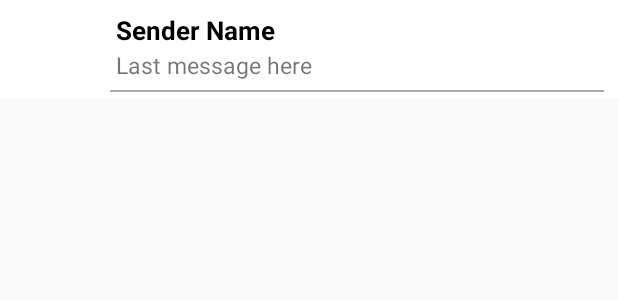
After one commit to Hrishi-3331/Tronix-2021, an Android app: the layout message_tab.xml on its own in the app's theme, with its tools: preview values and no code run, on a phone screen of 412 x 824 dp. The commit adds this screen. Shown: the top 300 px of the screen. Run offline under Robolectric (Android 15) with nearby library versions, the phone set to English and light mode, and no system bars; Roboto replaces fonts that are not available here.

Commit message:
Messaging feature

```diff
--- a/app/src/main/AndroidManifest.xml
+++ b/app/src/main/AndroidManifest.xml
@@ -66,11 +66,13 @@
         </service>
 
         <activity android:name=".chat" />
-        <activity android:name=".privacy_policy"></activity>
+        <activity android:name=".privacy_policy" />
 
         <meta-data
             android:name="preloaded_fonts"
             android:resource="@array/preloaded_fonts" />
+
+        <activity android:name=".Messages"></activity>
     </application>
 
 </manifest>
--- a/app/src/main/java/com/hrishi_3331/hrishi_studio/tronix2021/Main2Activity.java
+++ b/app/src/main/java/com/hrishi_3331/hrishi_studio/tronix2021/Main2Activity.java
@@ -139,7 +139,7 @@ public class Main2Activity extends AppCompatActivity {
                         break;
 
                     case R.id.message_act:
-                        startActivity(new Intent(Main2Activity.this, chat.class));
+                        startActivity(new Intent(Main2Activity.this, Messages.class));
                         break;
 
                     default:
--- /dev/null
+++ b/app/src/main/res/layout/message_tab.xml
@@ -0,0 +1,59 @@
+<?xml version="1.0" encoding="utf-8"?>
+<LinearLayout xmlns:android="http://schemas.android.com/apk/res/android"
+    android:orientation="horizontal" android:layout_width="match_parent"
+    android:layout_height="wrap_content"
+    android:gravity="center_vertical"
+    android:background="@android:color/white"
+    >
+
+    <ImageView
+        android:id="@+id/sender_image"
+        android:layout_width="53dp"
+        android:layout_height="53dp"
+        android:layout_marginBottom="6dp"
+        android:layout_marginLeft="10dp"
+        android:layout_marginRight="10dp"
+        android:layout_marginTop="6dp"
+        android:scaleType="fitCenter" />
+
+    <LinearLayout
+        android:layout_width="match_parent"
+        android:layout_height="wrap_content"
+        android:orientation="vertical"
+        android:gravity="center">
+
+        <TextView
+            android:id="@+id/sender_name"
+            android:layout_width="match_parent"
+            android:layout_height="wrap_content"
+            android:layout_marginBottom="-3dp"
+            android:fontFamily="sans-serif"
+            android:padding="4dp"
+            android:text="Sender Name"
+            android:textColor="@android:color/black"
+            android:textSize="17sp"
+            android:textStyle="bold" />
+
+        <TextView
+            android:id="@+id/sender_last_message"
+            android:layout_width="match_parent"
+            android:layout_height="wrap_content"
+            android:fontFamily="sans-serif"
+            android:maxLines="1"
+            android:paddingBottom="6dp"
+            android:paddingLeft="4dp"
+            android:paddingRight="4dp"
+            android:text="Last message here"
+            android:textSize="15sp" />
+
+        <LinearLayout
+            android:layout_width="match_parent"
+            android:layout_height="1dp"
+            android:background="@android:color/darker_gray"
+            android:layout_marginRight="6dp"
+            />
+
+    </LinearLayout>
+
+
+</LinearLayout>
```
Also changed, not shown: app/src/main/java/com/hrishi_3331/hrishi_studio/tronix2021/ChatEntry.java (added, +20 -0 lines), app/src/main/java/com/hrishi_3331/hrishi_studio/tronix2021/Message.java (added, +52 -0 lines), app/src/main/java/com/hrishi_3331/hrishi_studio/tronix2021/MessageUIDgenerator.java (added, +25 -0 lines), app/src/main/java/com/hrishi_3331/hrishi_studio/tronix2021/Messages.java (added, +189 -0 lines), app/src/main/java/com/hrishi_3331/hrishi_studio/tronix2021/chat.java (+56 -0 lines), app/src/main/java/com/hrishi_3331/hrishi_studio/tronix2021/contact.java (+8 -0 lines), app/src/main/java/com/hrishi_3331/hrishi_studio/tronix2021/notifications.java (+8 -0 lines), app/src/main/res/layout/activity_chat.xml (+18 -15 lines), app/src/main/res/layout/activity_messages.xml (added, +30 -0 lines), app/src/main/res/layout/notice_board.xml (+17 -17 lines), app/src/main/res/font/chunkfive.otf (added), app/src/main/res/font/leaguegothic.otf (added), app/src/main/res/font/robotoblack.ttf (added), app/src/main/res/font/robotobold.ttf (added), 1 more files.
